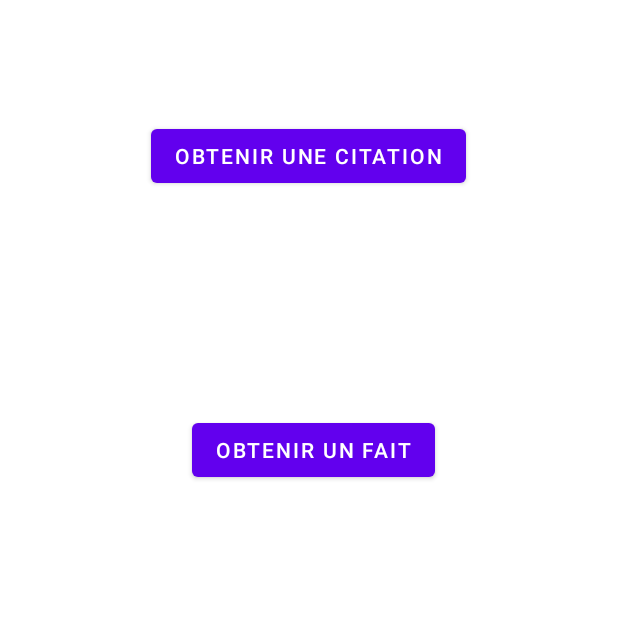
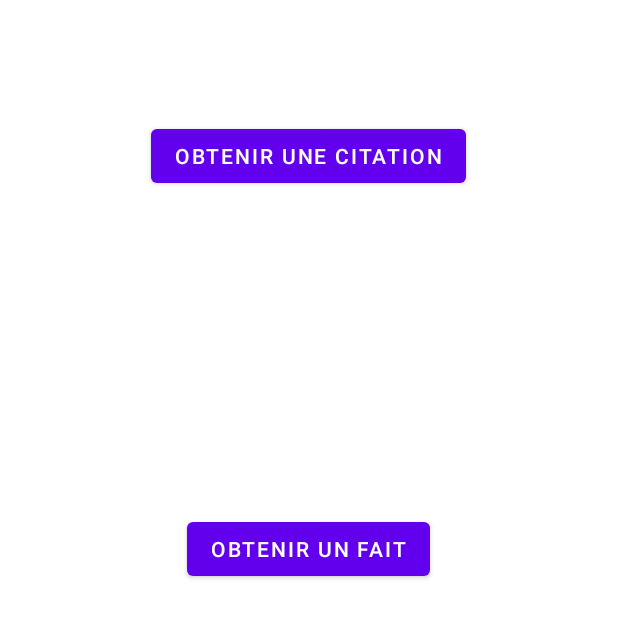
Before and after one commit to fbergeron-cegepthetford/shot_client, an Android app: the layout activity_main.xml on its own in the app's theme, with its tools: preview values and no code run, on a phone screen of 412 x 824 dp. Shown: the top 618 px of the screen. Run offline under Robolectric (Android 15) with nearby library versions, the phone set to English and light mode, and no system bars.

```diff
--- a/app/src/main/AndroidManifest.xml
+++ b/app/src/main/AndroidManifest.xml
@@ -1,16 +1,17 @@
 <?xml version="1.0" encoding="utf-8"?>
 <manifest xmlns:android="http://schemas.android.com/apk/res/android"
     xmlns:tools="http://schemas.android.com/tools">
-
+    <uses-permission android:name="android.permission.INTERNET" />
     <application
         android:allowBackup="true"
         android:dataExtractionRules="@xml/data_extraction_rules"
         android:fullBackupContent="@xml/backup_rules"
         android:icon="@mipmap/ic_launcher"
+        android:usesCleartextTraffic="true"
         android:label="@string/app_name"
         android:supportsRtl="true"
         android:theme="@style/Theme.SHOT_client"
-        tools:targetApi="31">
+        >
         <activity
             android:name=".MainActivity"
             android:exported="true">
--- a/app/src/main/res/layout/activity_main.xml
+++ b/app/src/main/res/layout/activity_main.xml
@@ -1,42 +1,44 @@
 <?xml version="1.0" encoding="utf-8"?>
-<androidx.constraintlayout.widget.ConstraintLayout xmlns:android="http://schemas.android.com/apk/res/android"
-    xmlns:app="http://schemas.android.com/apk/res-auto"
+<LinearLayout xmlns:android="http://schemas.android.com/apk/res/android"
     xmlns:tools="http://schemas.android.com/tools"
     android:layout_width="match_parent"
     android:layout_height="match_parent"
+    android:orientation="vertical"
     tools:context=".MainActivity">
 
-    <TextView
-        android:id="@+id/textView"
-        android:layout_width="wrap_content"
-        android:layout_height="wrap_content"
-        app:layout_constraintBottom_toBottomOf="parent"
-        app:layout_constraintLeft_toLeftOf="parent"
-        app:layout_constraintRight_toRightOf="parent"
-        app:layout_constraintTop_toTopOf="parent" />
 
     <Button
         android:id="@+id/btnCitation"
         android:layout_width="wrap_content"
         android:layout_height="wrap_content"
+        android:layout_gravity="center_horizontal"
         android:layout_marginTop="80dp"
-        android:text="@string/citation"
-        app:layout_constraintEnd_toEndOf="parent"
-        app:layout_constraintHorizontal_bias="0.497"
-        app:layout_constraintStart_toStartOf="parent"
-        app:layout_constraintTop_toTopOf="parent" />
+        android:text="@string/citation" />
+
+    <TextView
+        android:id="@+id/tvCitation"
+        android:layout_width="wrap_content"
+        android:layout_height="wrap_content"
+        android:layout_gravity="center_horizontal"/>
+
+    <TextView
+        android:id="@+id/tvAuteurDate"
+        android:layout_width="wrap_content"
+        android:layout_height="wrap_content"
+        android:layout_gravity="center_horizontal"/>
 
     <Button
         android:id="@+id/btnFait"
         android:layout_width="wrap_content"
         android:layout_height="wrap_content"
-        android:layout_marginBottom="500dp"
-        android:text="@string/fait"
-        app:layout_constraintBottom_toBottomOf="parent"
-        app:layout_constraintEnd_toEndOf="parent"
-        app:layout_constraintHorizontal_bias="0.513"
-        app:layout_constraintStart_toStartOf="parent" />
+        android:layout_marginTop="175dp"
+        android:layout_gravity="center_horizontal"
+        android:text="@string/fait" />
 
+    <TextView
+        android:id="@+id/tvFait"
+        android:layout_width="wrap_content"
+        android:layout_height="wrap_content"
+        android:layout_gravity="center_horizontal"/>
 
-
-</androidx.constraintlayout.widget.ConstraintLayout>
+</LinearLayout>
--- a/app/src/main/res/values/strings.xml
+++ b/app/src/main/res/values/strings.xml
@@ -2,4 +2,5 @@
     <string name="app_name">SHOT_client</string>
     <string name="citation">Obtenir une citation</string>
     <string name="fait">Obtenir un fait</string>
+    <string name="auteur_date">par %s - %s</string>
 </resources>
```
Also changed, not shown: app/build.gradle (+7 -1 lines), app/src/main/java/com/example/shot_client/MainActivity.kt (+81 -2 lines).
